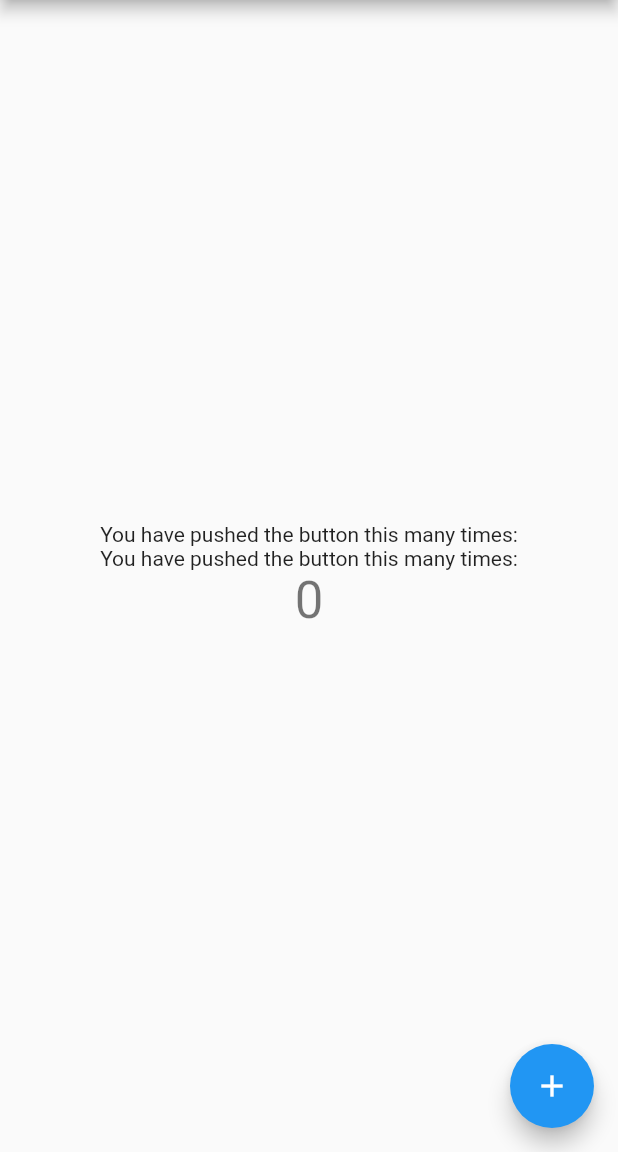
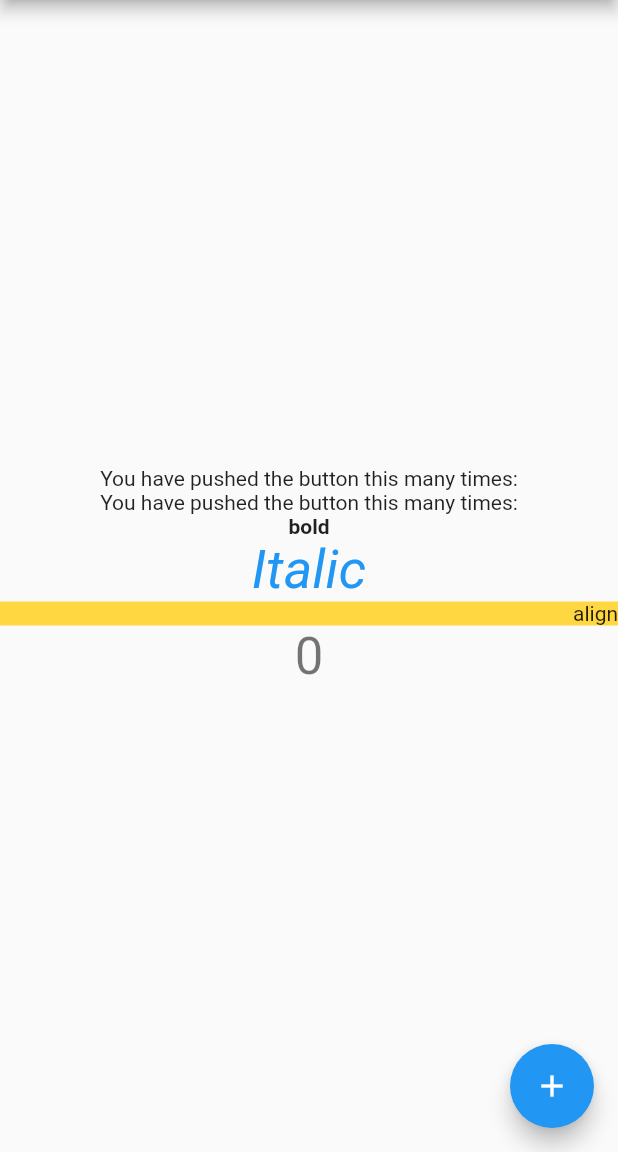
Before and after one commit to yu-aiki/sample-flutter, a Flutter app: the screen it shows after launch, on a phone screen of 412 x 824 dp, the part 84-1236 px from its top. Run offline on Flutter 3.47's test engine with Material 2 defaults, Android fonts, the phone set to English and light mode, and no system bars.

Commit message:
modify widgets

```diff
--- a/lib/main.dart
+++ b/lib/main.dart
@@ -98,8 +98,20 @@ class _MyHomePageState extends State<MyHomePage> {
           children: <Widget>[
             const Text(
               'You have pushed the button this many times:',
-            ),const Text(
+            ),
+            const Text(
               'You have pushed the button this many times:',
+            ),
+            const Text(
+              'bold', style: TextStyle(fontWeight: FontWeight.bold)
+            ),
+            const Text(
+              'Italic', style: TextStyle(fontStyle: FontStyle.italic, fontSize: 36, color: Colors.blue)
+            ),
+            Container(
+              width: double.infinity,
+              color: Colors.amberAccent,
+              child: const Text('align', textAlign: TextAlign.end)
             ),
             Text(
               '$_counter',
```
